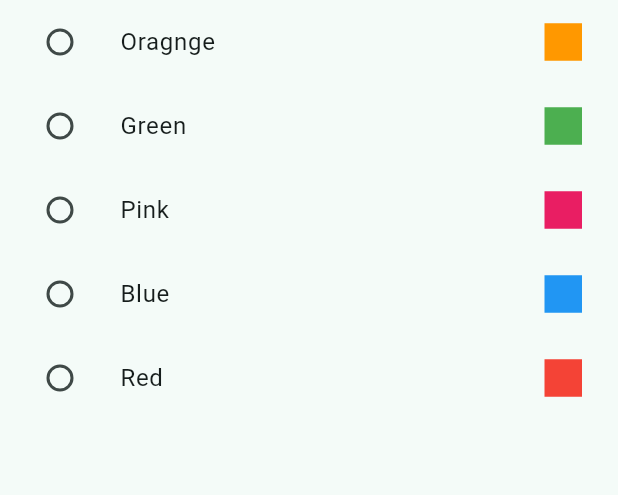
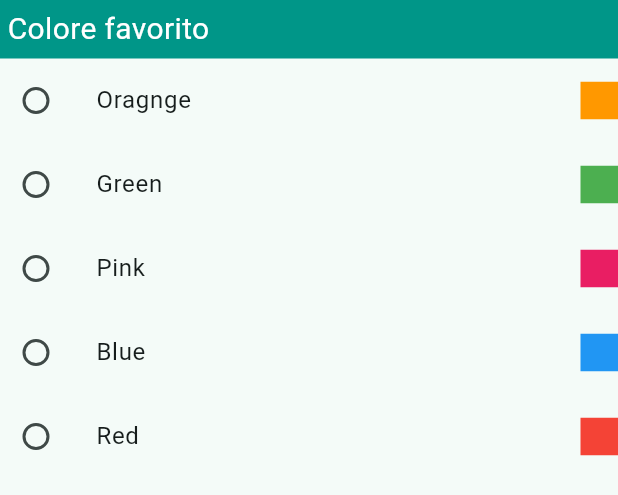
Before and after one commit to canchola1091/praxis_test_app, a Flutter app: the ColoresFavRadioButton widget shown alone on an empty page, opened directly, on a phone screen of 412 x 824 dp. Shown: the top 495 px of the screen. Run offline on Flutter 3.47's test engine with Material 3 defaults, Android fonts, the light colour scheme and no system bars; our stand-ins replace animate_do, dio, get, image_picker.

Commit message:
header a cada elemnto seleccionado

```diff
--- a/lib/presentation/screens/items_selected_screen.dart
+++ b/lib/presentation/screens/items_selected_screen.dart
@@ -28,6 +28,7 @@
           ),
           body: Padding(
             padding: const EdgeInsets.symmetric(horizontal: 15.0),
+            child: SingleChildScrollView(
               child: Column(
                 mainAxisSize: MainAxisSize.min,
                 children: [
@@ -36,6 +37,7 @@
                   if(_.showEmpleados) const Flexible(child: ListEmpleados()),
 
                   if(_.showNombre) CustomTextField(
+                    nameTitle: 'Nombre completo',
                     fieldController: _.nameCtrl,
                     maxCaracteres: 35,
                     textHint: 'Nombre completo',
@@ -44,10 +46,11 @@
                   ),
 
                   if(_.showTelefono) CustomTextField(
+                    nameTitle: 'Número teléfonico',
                     fieldController: _.phoneCtrl,
                     onlyNumbers: true,
                     maxCaracteres: 10,
-                  textHint: 'Nombre completo',
+                    textHint: 'Número teléfonico',
                     iconPrefix: Icons.phone_android,
                   ),
 
@@ -59,6 +62,7 @@
                 ],
               ),
             ),
+          ),
         );
       }
     );
--- a/lib/presentation/widgets/colores/colores_fav_radio_button.dart
+++ b/lib/presentation/widgets/colores/colores_fav_radio_button.dart
@@ -1,5 +1,6 @@
 import 'package:flutter/material.dart';
 import 'package:get/get.dart';
+import 'package:praxis_test_app/config/theme/app_theme.dart';
 import 'package:praxis_test_app/presentation/controllers/colores_fav_controller.dart';
 
 
@@ -15,10 +16,24 @@
       builder: (_) {
         return Column(
         mainAxisAlignment: MainAxisAlignment.start,
+        crossAxisAlignment: CrossAxisAlignment.stretch,
         children: <Widget>[
 
+          Container(
+            padding: const EdgeInsets.all(5.0),
+            color: colorThemes[2],
+            child: const Text(
+              'Colore favorito',
+              style: TextStyle(
+                color: Colors.white,
+                fontSize: 20.0
+              )
+            )
+          ),
+
             ListTile(
-             title: const Text('Oragnge'),
+              contentPadding: EdgeInsets.zero,
+              title: const Text('Oragnge'),
               leading: Radio<int>(
                 value: 1,
                 groupValue: _.colorSelectedOption,
@@ -32,7 +47,8 @@
             ),
 
             ListTile(
-             title: const Text('Green'),
+              contentPadding: EdgeInsets.zero,
+              title: const Text('Green'),
               leading: Radio<int>(
                 value: 2,
                 groupValue: _.colorSelectedOption,
@@ -46,7 +62,8 @@
             ),
 
             ListTile(
-             title: const Text('Pink'),
+              contentPadding: EdgeInsets.zero,
+              title: const Text('Pink'),
               leading: Radio<int>(
                 value: 3,
                 groupValue: _.colorSelectedOption,
@@ -60,7 +77,8 @@
             ),
 
             ListTile(
-             title: const Text('Blue'),
+              contentPadding: EdgeInsets.zero,
+              title: const Text('Blue'),
               leading: Radio<int>(
                 value: 4,
                 groupValue: _.colorSelectedOption,
@@ -74,7 +92,8 @@
             ),
 
             ListTile(
-             title: const Text('Red'),
+              contentPadding: EdgeInsets.zero,
+              title: const Text('Red'),
               leading: Radio<int>(
                 value: 5,
                 groupValue: _.colorSelectedOption,
```
Also changed, not shown: lib/presentation/widgets/empleados/list_empleados.dart (+19 -1 lines), lib/presentation/widgets/genero/genero_radio_button.dart (+17 -1 lines), lib/presentation/widgets/nacimiento/fecha_nacimiento.dart (+26 -8 lines), lib/presentation/widgets/shared/custom_text_field.dart (+21 -1 lines). Lines whose indentation alone changed are shown as unchanged.
